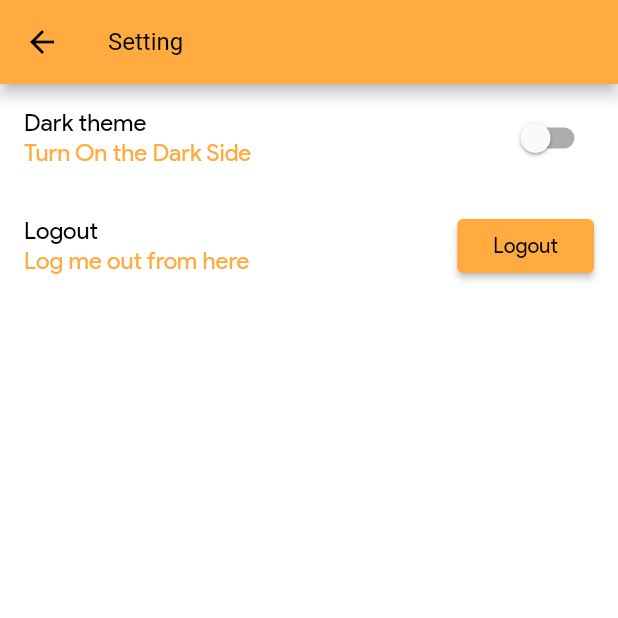
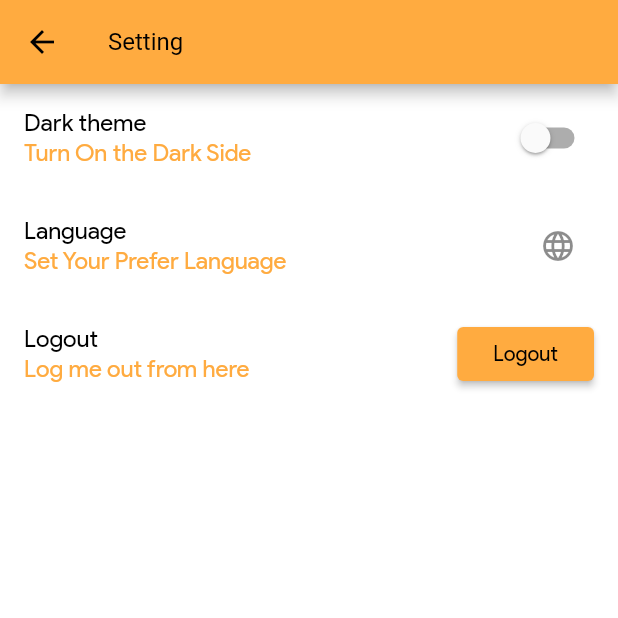
Before and after one commit to KenAragorn/create_flutter_provider_app, a Flutter app: the screen it shows once a user with an empty profile is signed in, after a tap on the "settings" icon, on a phone screen of 412 x 824 dp, the top half of it. Run offline on Flutter 3.47's test engine with Material 2 defaults, Android fonts, the light colour scheme and no system bars; our stand-ins replace cloud_firestore, firebase_auth, flutter_platform_widgets, shared_preferences; accounts and stored records are empty.

Commit message:
added language control within the app - under Setting Screen and updated README.md

```diff
--- a/lang/en.json
+++ b/lang/en.json
@@ -22,6 +22,10 @@
   "settingLogoutListTitle": "Logout",
   "settingLogoutListSubTitle": "Log me out from here",
   "settingLogoutButton": "Logout",
+  "settingLanguageListTitle": "Language",
+  "settingLanguageListSubTitle": "Set Your Prefer Language",
+  "settingPopUpToggleEnglish": "Change to English",
+  "settingPopUpToggleChinese": "Change to Chinese",
   "todosSnackBarContent": "Deleted ",
   "todosSnackBarActionLbl": "Undo",
   "todosErrorTopMsgTxt": "Something went wrong",
--- a/lang/zh.json
+++ b/lang/zh.json
@@ -22,6 +22,10 @@
   "settingLogoutListTitle": "登出",
   "settingLogoutListSubTitle": "从这里注销我",
   "settingLogoutButton": "登出",
+  "settingLanguageListTitle": "语言",
+  "settingLanguageListSubTitle": "设定您的偏好语言",
+  "settingPopUpToggleEnglish": "改成英文",
+  "settingPopUpToggleChinese": "改成中文",
   "todosSnackBarContent": "已删除 ",
   "todosSnackBarActionLbl": "撤消",
   "todosErrorTopMsgTxt": "出问题了",
--- a/lib/caches/sharedpref/shared_preference_helper.dart
+++ b/lib/caches/sharedpref/shared_preference_helper.dart
@@ -3,6 +3,7 @@ import 'package:shared_preferences/shared_preferences.dart';
 class SharedPreferenceHelper {
   Future<SharedPreferences> _sharedPreference;
   static const String is_dark_mode = "is_dark_mode";
+  static const String language_code = "language_code";
 
   SharedPreferenceHelper() {
     _sharedPreference = SharedPreferences.getInstance();
@@ -20,4 +21,17 @@ class SharedPreferenceHelper {
       return prefs.getBool(is_dark_mode) ?? false;
     });
   }
+
+  //Locale module
+  Future<String> get appLocale {
+    return _sharedPreference.then((prefs) {
+      return prefs.getString(language_code) ?? null;
+    });
+  }
+
+  Future<void> changeLanguage(String value) {
+    return _sharedPreference.then((prefs) {
+      return prefs.setString(language_code, value);
+    });
+  }
 }
--- a/lib/main.dart
+++ b/lib/main.dart
@@ -4,6 +4,7 @@ import 'package:noteapp/auth_widget_builder.dart';
 import 'package:noteapp/constants/app_themes.dart';
 import 'package:noteapp/models/user_model.dart';
 import 'package:noteapp/providers/auth_provider.dart';
+import 'package:noteapp/providers/language_provider.dart';
 import 'package:noteapp/providers/theme_provider.dart';
 import 'package:noteapp/routes.dart';
 import 'package:noteapp/services/firestore_database.dart';
@@ -31,6 +32,9 @@ void main() {
           ChangeNotifierProvider<AuthProvider>(
             create: (context) => AuthProvider(),
           ),
+          ChangeNotifierProvider<LanguageProvider>(
+            create: (context) => LanguageProvider(),
+          ),
         ],
         child: MyApp(
           databaseBuilder: (_, uid) => FirestoreDatabase(uid: uid),
@@ -54,12 +58,15 @@ class MyApp extends StatelessWidget {
     return Consumer<ThemeProvider>(
       builder: (_, themeProviderRef, __) {
         //{context, data, child}
+        return Consumer<LanguageProvider>(
+          builder: (_, languageProviderRef, __) {
             return AuthWidgetBuilder(
               databaseBuilder: databaseBuilder,
-          builder:
-              (BuildContext context, AsyncSnapshot<UserModel> userSnapshot) {
+              builder: (BuildContext context,
+                  AsyncSnapshot<UserModel> userSnapshot) {
                 return MaterialApp(
                   debugShowCheckedModeBanner: false,
+                  locale: languageProviderRef.appLocale,
                   //List of all supported locales
                   supportedLocales: [
                     Locale('en', 'US'),
@@ -78,7 +85,8 @@ class MyApp extends StatelessWidget {
                   localeResolutionCallback: (locale, supportedLocales) {
                     //check if the current device locale is supported or not
                     for (var supportedLocale in supportedLocales) {
-                  if (supportedLocale.languageCode == locale?.languageCode ||
+                      if (supportedLocale.languageCode ==
+                              locale?.languageCode ||
                           supportedLocale.countryCode == locale?.countryCode) {
                         return supportedLocale;
                       }
@@ -95,8 +103,11 @@ class MyApp extends StatelessWidget {
                       : ThemeMode.light,
                   home: Consumer<AuthProvider>(
                     builder: (_, authProviderRef, __) {
-                  if (userSnapshot.connectionState == ConnectionState.active) {
-                    return userSnapshot.hasData ? HomeScreen() : SignInScreen();
+                      if (userSnapshot.connectionState ==
+                          ConnectionState.active) {
+                        return userSnapshot.hasData
+                            ? HomeScreen()
+                            : SignInScreen();
                       }
 
                       return Material(
@@ -109,5 +120,7 @@ class MyApp extends StatelessWidget {
             );
           },
         );
+      },
+    );
   }
 }
--- /dev/null
+++ b/lib/providers/language_provider.dart
@@ -0,0 +1,34 @@
+import 'package:flutter/material.dart';
+import 'package:noteapp/caches/sharedpref/shared_preference_helper.dart';
+
+class LanguageProvider extends ChangeNotifier {
+  // shared pref object
+  SharedPreferenceHelper _sharedPrefsHelper;
+
+  Locale _appLocale = Locale('en');
+
+  LanguageProvider() {
+    _sharedPrefsHelper = SharedPreferenceHelper();
+  }
+
+  Locale get appLocale {
+    _sharedPrefsHelper.appLocale.then((localeValue) {
+      if (localeValue != null) {
+        _appLocale = Locale(localeValue);
+      }
+    });
+
+    return _appLocale;
+  }
+
+  void updateLanguage(String languageCode) {
+    if (languageCode == "zh") {
+      _appLocale = Locale("zh");
+    } else {
+      _appLocale = Locale("en");
+    }
+
+    _sharedPrefsHelper.changeLanguage(languageCode);
+    notifyListeners();
+  }
+}
--- /dev/null
+++ b/lib/ui/setting/setting_language_actions.dart
@@ -0,0 +1,41 @@
+import 'package:flutter/material.dart';
+import 'package:noteapp/app_localizations.dart';
+import 'package:noteapp/providers/language_provider.dart';
+import 'package:provider/provider.dart';
+
+enum LanguagesActions { english, chinese }
+
+class SettingLanguageActions extends StatelessWidget {
+  @override
+  Widget build(BuildContext context) {
+    LanguageProvider languageProvider = Provider.of(context);
+    Locale _appCurrentLocale = languageProvider.appLocale;
+
+    return PopupMenuButton<LanguagesActions>(
+      icon: Icon(Icons.language),
+      onSelected: (LanguagesActions result) {
+        switch (result) {
+          case LanguagesActions.english:
+            languageProvider.updateLanguage("en");
+            break;
+          case LanguagesActions.chinese:
+            languageProvider.updateLanguage("zh");
+        }
+      },
+      itemBuilder: (BuildContext context) => <PopupMenuEntry<LanguagesActions>>[
+        PopupMenuItem<LanguagesActions>(
+          value: LanguagesActions.english,
+          enabled: _appCurrentLocale == Locale("en") ? false : true,
+          child: Text(AppLocalizations.of(context)
+              .translate("settingPopUpToggleEnglish")),
+        ),
+        PopupMenuItem<LanguagesActions>(
+          value: LanguagesActions.chinese,
+          enabled: _appCurrentLocale == Locale("zh") ? false : true,
+          child: Text(AppLocalizations.of(context)
+              .translate("settingPopUpToggleChinese")),
+        ),
+      ],
+    );
+  }
+}
--- a/lib/ui/setting/setting_screen.dart
+++ b/lib/ui/setting/setting_screen.dart
@@ -4,6 +4,7 @@ import 'package:noteapp/app_localizations.dart';
 import 'package:noteapp/providers/auth_provider.dart';
 import 'package:noteapp/providers/theme_provider.dart';
 import 'package:noteapp/routes.dart';
+import 'package:noteapp/ui/setting/setting_language_actions.dart';
 import 'package:provider/provider.dart';
 
 class SettingScreen extends StatelessWidget {
@@ -21,8 +22,10 @@ class SettingScreen extends StatelessWidget {
     return ListView(
       children: <Widget>[
         ListTile(
-          title: Text(AppLocalizations.of(context).translate("settingThemeListTitle")),
-          subtitle: Text(AppLocalizations.of(context).translate("settingThemeListSubTitle")),
+          title: Text(
+              AppLocalizations.of(context).translate("settingThemeListTitle")),
+          subtitle: Text(AppLocalizations.of(context)
+              .translate("settingThemeListSubTitle")),
           trailing: Switch(
             activeColor: Theme.of(context).appBarTheme.color,
             activeTrackColor: Theme.of(context).textTheme.title.color,
@@ -34,13 +37,21 @@ class SettingScreen extends StatelessWidget {
           ),
         ),
         ListTile(
-          title: Text(AppLocalizations.of(context).translate("settingLogoutListTitle")),
-          subtitle: Text(AppLocalizations.of(context).translate("settingLogoutListSubTitle")),
+          title: Text(AppLocalizations.of(context).translate("settingLanguageListTitle")),
+          subtitle: Text(AppLocalizations.of(context).translate("settingLanguageListSubTitle")),
+          trailing: SettingLanguageActions(),
+        ),
+        ListTile(
+          title: Text(
+              AppLocalizations.of(context).translate("settingLogoutListTitle")),
+          subtitle: Text(AppLocalizations.of(context)
+              .translate("settingLogoutListSubTitle")),
           trailing: RaisedButton(
               onPressed: () {
                 _confirmSignOut(context);
               },
-              child: Text(AppLocalizations.of(context).translate("settingLogoutButton"))),
+              child: Text(AppLocalizations.of(context)
+                  .translate("settingLogoutButton"))),
         )
       ],
     );
@@ -52,15 +63,19 @@ class SettingScreen extends StatelessWidget {
         builder: (_) => PlatformAlertDialog(
               android: (_) => MaterialAlertDialogData(
                   backgroundColor: Theme.of(context).appBarTheme.color),
-              title: Text(AppLocalizations.of(context).translate("alertDialogTitle")),
-              content: Text(AppLocalizations.of(context).translate("alertDialogMessage")),
+              title: Text(
+                  AppLocalizations.of(context).translate("alertDialogTitle")),
+              content: Text(
+                  AppLocalizations.of(context).translate("alertDialogMessage")),
               actions: <Widget>[
                 PlatformDialogAction(
-                  child: PlatformText(AppLocalizations.of(context).translate("alertDialogCancelBtn")),
+                  child: PlatformText(AppLocalizations.of(context)
+                      .translate("alertDialogCancelBtn")),
                   onPressed: () => Navigator.pop(context),
                 ),
                 PlatformDialogAction(
-                  child: PlatformText(AppLocalizations.of(context).translate("alertDialogYesBtn")),
+                  child: PlatformText(AppLocalizations.of(context)
+                      .translate("alertDialogYesBtn")),
                   onPressed: () {
                     final authProvider =
                         Provider.of<AuthProvider>(context, listen: false);
```
Also changed, not shown: 1 other file. Lines whose indentation alone changed are shown as unchanged.
